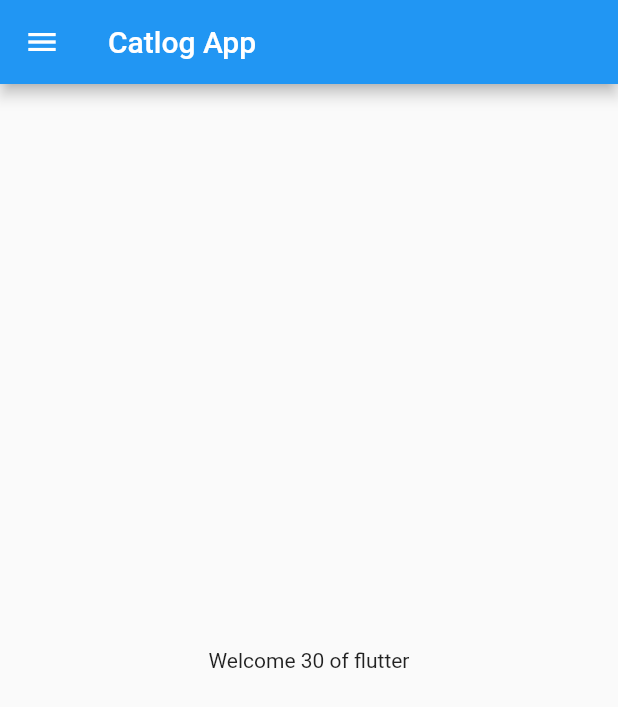
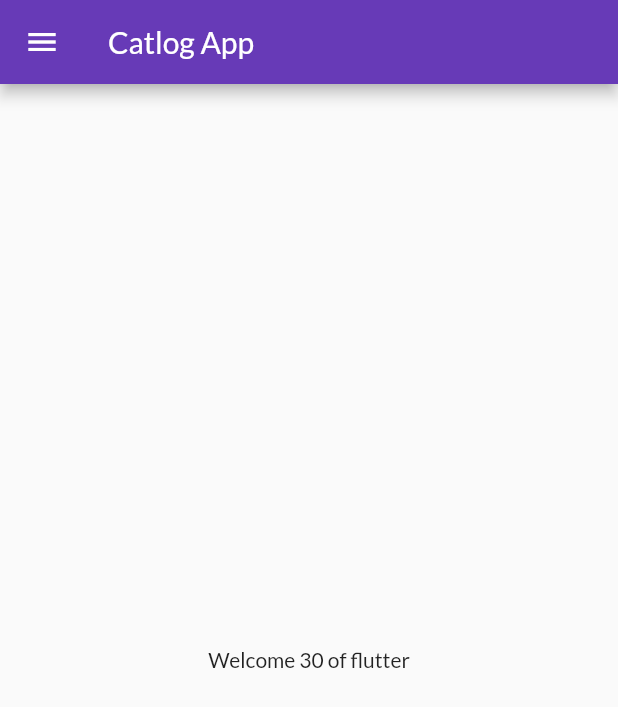
Before and after one commit to nilesh4597/Flutter-pRACTICE, a Flutter app: the screen it shows after launch, on a phone screen of 412 x 824 dp. Shown: the top 707 px of the screen. Run offline on Flutter 3.47's test engine with Material 2 defaults, Android fonts, the light colour scheme and no system bars; our stand-ins replace google_fonts.

Commit message:
added day 4 utalites

```diff
--- a/lib/main.dart
+++ b/lib/main.dart
@@ -1,19 +1,32 @@
 import 'package:flutter/material.dart';
+import 'package:google_fonts/google_fonts.dart';
 
-import 'package:my_practice_project/home.dart';
+import 'package:my_practice_project/Pages/home.dart';
+import 'package:my_practice_project/Pages/loginPage.dart';
 
 void main() {
   runApp(MyApp());
 }
 
 class MyApp extends StatelessWidget {
+
   const MyApp({Key? key}) : super(key: key);
-
+  @override
   Widget build(BuildContext context) {
     int day = 30;
 
     return MaterialApp(
-      home:HomePage()
+      themeMode: ThemeMode.dark,
+      theme: ThemeData(primarySwatch: Colors.deepPurple,
+      fontFamily: GoogleFonts.lato().fontFamily,
+    ),
+
+      initialRoute: "/home",
+      routes: {
+        "/": (context) => LoginPage(),
+        "/home": (context) => HomePage(),
+        "/login": (context) => LoginPage(),
+      },
     );
   }
 }
```
Also changed, not shown: lib/Pages/loginPage.dart (added, +47 -0 lines), pubspec.yaml (+4 -3 lines), assets/images/login_image.png (added), lib/Pages/home.dart (renamed from lib/home.dart), pubspec.lock.
